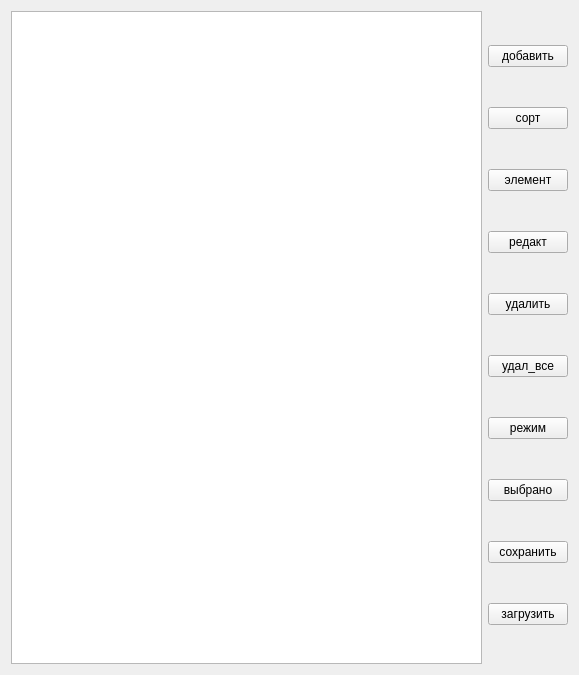
Above: 18_create_soft_links/create_soft_links/src/widget.ui from 8evgeny/GIT before the change. Below: the same form after it.
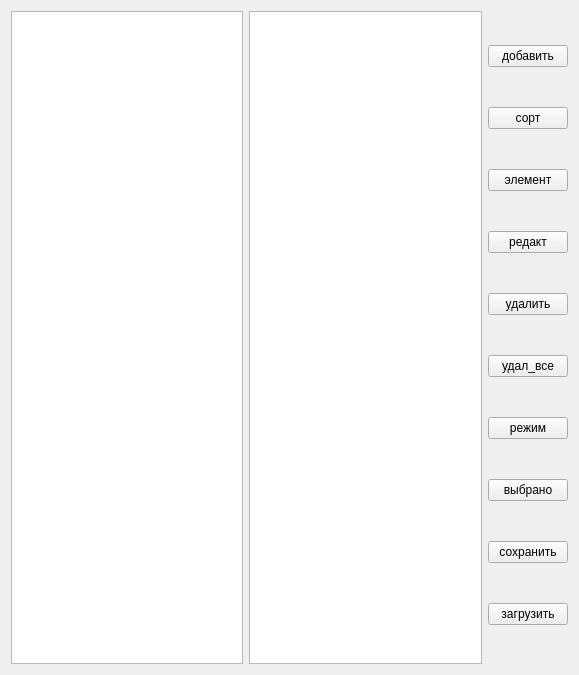
That is the form after the change.

```diff
--- a/18_create_soft_links/create_soft_links/src/widget.ui
+++ b/18_create_soft_links/create_soft_links/src/widget.ui
@@ -19,6 +19,9 @@
      <item>
       <widget class="QListWidget" name="listWidget"/>
      </item>
+     <item>
+      <widget class="QListWidget" name="listWidget_2"/>
+     </item>
      <item>
       <layout class="QVBoxLayout" name="verticalLayout_2">
        <item>
```
